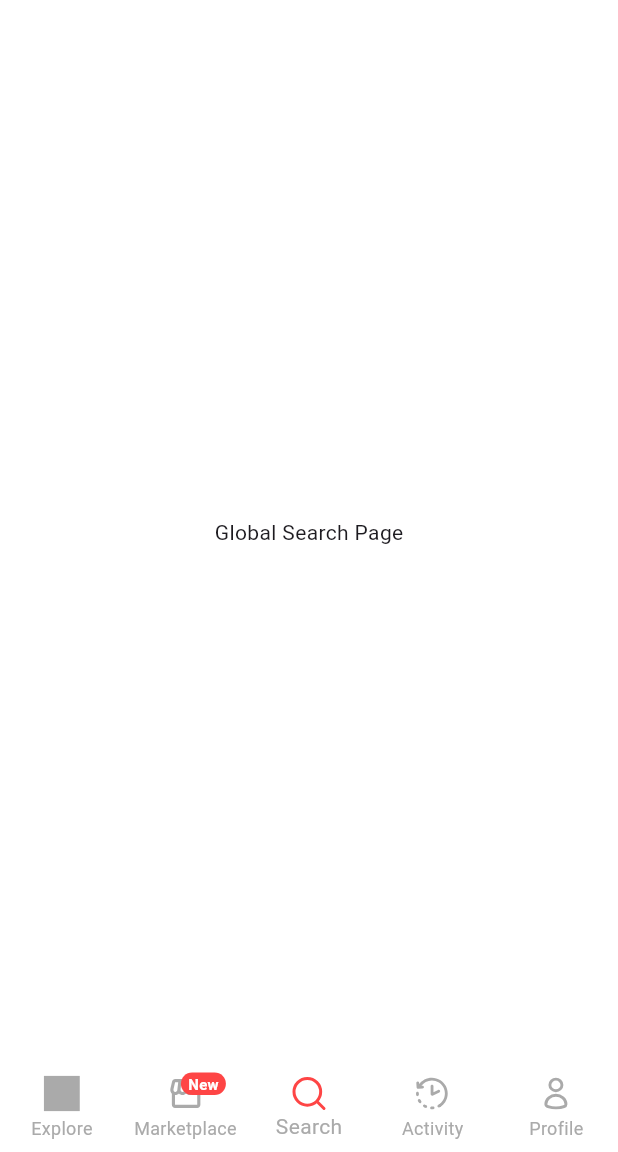
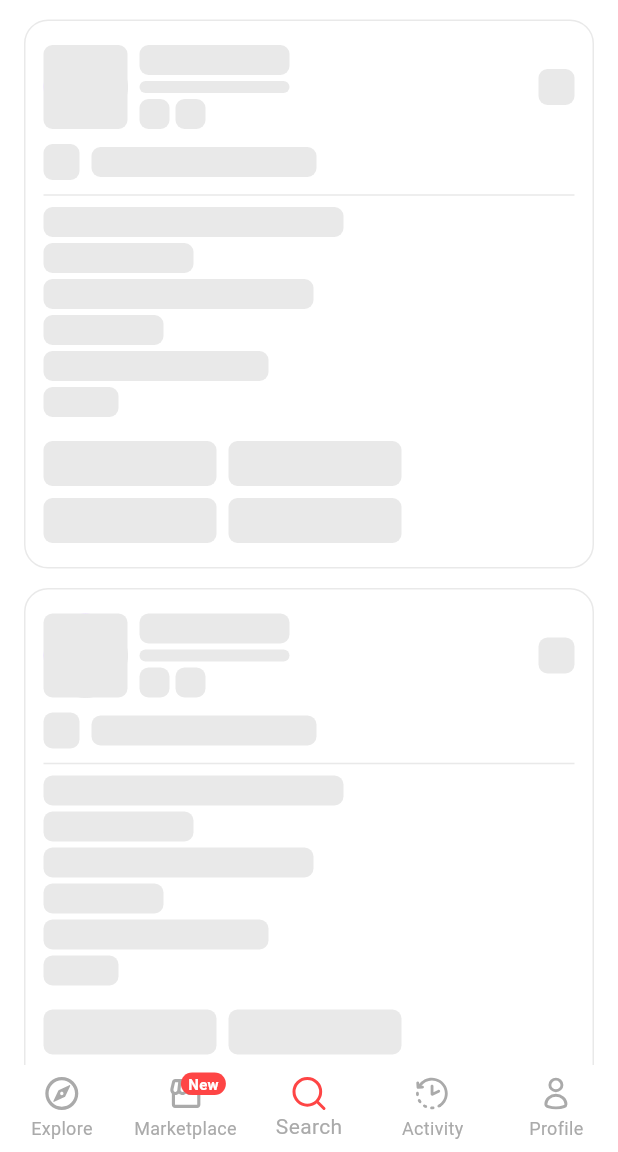
Before and after one commit to mrxdevs/quroz, a Flutter app: the screen it shows after launch, item 3 of the bottom bar chosen, on a phone screen of 412 x 824 dp, the part 84-1236 px from its top. Run offline on Flutter 3.47's test engine with Material 3 defaults, Android fonts, the phone set to English and light mode, and no system bars; drawn by our look-alikes of shimmer; our stand-ins replace dartz, dio, equatable, flutter_bloc, flutter_svg, get_it and 2 more; project files that could hold a hidden picture were left out.

Commit message:
[feature] Shimmer effect added on loading, also added Mock loading on explore, search, activity and profile

```diff
--- /dev/null
+++ b/lib/core/common/widgets/empty_page_mock.dart
@@ -0,0 +1,48 @@
+import 'package:flutter/material.dart';
+import 'package:quroz/core/common/widgets/no_data_widget.dart';
+import 'package:quroz/features/marketplace/presentation/widget/influencer_card_shimmer.dart';
+
+class EmptyPageMock extends StatefulWidget {
+  const EmptyPageMock({super.key});
+
+  @override
+  State<EmptyPageMock> createState() => _EmptyPageMockState();
+}
+
+class _EmptyPageMockState extends State<EmptyPageMock> {
+  bool _isLoading = true;
+
+  @override
+  void initState() {
+    super.initState();
+    _toggleLoading(false);
+  }
+
+  _toggleLoading(bool isLoading) async {
+    await Future.delayed(Duration(seconds: 2));
+    if (mounted) {
+      setState(() {
+        _isLoading = isLoading;
+      });
+    }
+  }
+
+  @override
+  Widget build(BuildContext context) {
+    return SingleChildScrollView(
+      child: Column(
+        mainAxisAlignment: MainAxisAlignment.center,
+        crossAxisAlignment: CrossAxisAlignment.center,
+        children: [
+          if (!_isLoading) Center(child: const NoDataWidget()),
+
+          if (_isLoading)
+            ...List.generate(
+              3,
+              (index) => const InfluencerCardWidgetShimmer(isExpanded: true),
+            ),
+        ],
+      ),
+    );
+  }
+}
--- /dev/null
+++ b/lib/core/common/widgets/no_data_widget.dart
@@ -0,0 +1,23 @@
+import 'package:flutter/material.dart';
+import 'package:quroz/core/assets/colors/app_colors.dart';
+
+class NoDataWidget extends StatelessWidget {
+  final String? msg;
+
+  const NoDataWidget({super.key, this.msg});
+
+  @override
+  Widget build(BuildContext context) {
+    return Padding(
+      padding: const EdgeInsets.only(top: 100),
+      child: Text(
+        msg ?? "Oh no! No data found",
+        style: TextStyle(
+          color: AppColors.grey,
+          fontSize: 14,
+          fontWeight: FontWeight.w400,
+        ),
+      ),
+    );
+  }
+}
--- /dev/null
+++ b/lib/core/common/widgets/shimmer_container.dart
@@ -0,0 +1,35 @@
+import 'package:flutter/material.dart';
+import 'package:quroz/core/assets/colors/app_colors.dart';
+import 'package:shimmer/shimmer.dart';
+
+class ShimmerContainer extends StatelessWidget {
+  final Widget? child;
+  final double? width;
+  final double? height;
+  final BorderRadius? borderRadius;
+
+  const ShimmerContainer({
+    super.key,
+    this.child,
+    this.width,
+    this.height,
+    this.borderRadius,
+  });
+
+  @override
+  Widget build(BuildContext context) {
+    return Shimmer.fromColors(
+      baseColor: AppColors.grey2,
+      highlightColor: AppColors.grey1,
+      child: Container(
+        width: width,
+        height: height,
+        decoration: BoxDecoration(
+          color: AppColors.grey2,
+          borderRadius: borderRadius ?? BorderRadius.circular(6),
+        ),
+        child: child,
+      ),
+    );
+  }
+}
--- a/lib/features/account/presentation/pages/account_page.dart
+++ b/lib/features/account/presentation/pages/account_page.dart
@@ -1,4 +1,5 @@
 import 'package:flutter/material.dart';
+import 'package:quroz/core/common/widgets/empty_page_mock.dart';
 
 class AccountPage extends StatelessWidget {
   const AccountPage({super.key});
@@ -8,7 +9,7 @@ class AccountPage extends StatelessWidget {
     return Scaffold(
       backgroundColor: Colors.white,
       appBar: AppBar(title: Text('Account')),
-      body: Center(child: Text('Account Page')),
+      body: EmptyPageMock(),
     );
   }
 }
--- a/lib/features/activity/presentation/pages/activity_page.dart
+++ b/lib/features/activity/presentation/pages/activity_page.dart
@@ -1,4 +1,5 @@
 import 'package:flutter/material.dart';
+import 'package:quroz/core/common/widgets/empty_page_mock.dart';
 
 class ActivityPage extends StatelessWidget {
   const ActivityPage({super.key});
@@ -8,7 +9,7 @@ class ActivityPage extends StatelessWidget {
     return Scaffold(
       backgroundColor: Colors.white,
       appBar: AppBar(title: Text('Activity')),
-      body: Center(child: Text('Activity Page')),
+      body: EmptyPageMock(),
     );
   }
 }
--- a/lib/features/explore/presentation/pages/explore_page.dart
+++ b/lib/features/explore/presentation/pages/explore_page.dart
@@ -1,4 +1,5 @@
 import 'package:flutter/material.dart';
+import 'package:quroz/core/common/widgets/empty_page_mock.dart';
 
 class ExplorePage extends StatelessWidget {
   const ExplorePage({super.key});
@@ -8,7 +9,7 @@ class ExplorePage extends StatelessWidget {
     return Scaffold(
       backgroundColor: Colors.white,
       appBar: AppBar(title: const Text('Explore')),
-      body: const Center(child: Text('Explore Page')),
+      body: EmptyPageMock(),
     );
   }
 }
--- a/lib/features/global_search/presentation/pages/global_search_page.dart
+++ b/lib/features/global_search/presentation/pages/global_search_page.dart
@@ -1,4 +1,5 @@
 import 'package:flutter/material.dart';
+import 'package:quroz/core/common/widgets/empty_page_mock.dart';
 
 class GlobalSearchPage extends StatelessWidget {
   const GlobalSearchPage({super.key});
@@ -8,7 +9,7 @@ class GlobalSearchPage extends StatelessWidget {
     return Scaffold(
       backgroundColor: Colors.white,
       appBar: AppBar(title: Text('Global Search')),
-      body: Center(child: Text('Global Search Page')),
+      body: EmptyPageMock(),
     );
   }
 }
--- a/lib/features/marketplace/presentation/pages/marketplace_page.dart
+++ b/lib/features/marketplace/presentation/pages/marketplace_page.dart
@@ -1,8 +1,10 @@
 import 'package:flutter/material.dart';
 import 'package:quroz/core/assets/colors/app_colors.dart';
 import 'package:quroz/core/assets/icons/app_icons.dart';
+import 'package:quroz/core/common/widgets/no_data_widget.dart';
 
 import 'package:quroz/core/common/widgets/svg_icon.dart';
+import 'package:quroz/features/marketplace/data/models/marketplace_item_model.dart';
 import 'package:quroz/features/marketplace/presentation/pages/influencer_details_page.dart';
 import 'package:quroz/features/marketplace/presentation/widget/influencer_card_widget.dart';
 import 'package:quroz/features/marketplace/presentation/widget/marketplace_filter_widget.dart';
@@ -20,6 +22,9 @@ class _MarketplacePageState extends State<MarketplacePage> {
   void initState() {
     super.initState();
   }
+
+  List<MarketplaceItemModel>? marketplaceItems;
+
 
   @override
   Widget build(BuildContext context) {
@@ -63,9 +68,8 @@ class _MarketplacePageState extends State<MarketplacePage> {
             MarketplaceSearchWidget(),
             MarketplaceFilterWidget(),
 
-            ...List.generate(
-              10,
-              (index) => GestureDetector(
+            ...marketplaceItems?.map(
+                  (item) => GestureDetector(
                     onTap: () {
                       Navigator.push(
                         context,
@@ -79,7 +83,8 @@ class _MarketplacePageState extends State<MarketplacePage> {
                       badge: "Highly Value",
                     ),
                   ),
-            ),
+                ) ??
+                [],
           ],
         ),
       ),
--- /dev/null
+++ b/lib/features/marketplace/presentation/widget/influencer_card_shimmer.dart
@@ -0,0 +1,139 @@
+import 'package:flutter/material.dart';
+import 'package:quroz/core/assets/colors/app_colors.dart';
+import 'package:quroz/core/assets/images/app_images.dart';
+import 'package:quroz/core/common/widgets/shimmer_container.dart'
+    show ShimmerContainer;
+
+class InfluencerCardWidgetShimmer extends StatefulWidget {
+  final bool? isExpanded;
+  final String? badge;
+
+  const InfluencerCardWidgetShimmer({super.key, this.isExpanded, this.badge});
+
+  @override
+  State<InfluencerCardWidgetShimmer> createState() =>
+      _InfluencerCardWidgetShimmerState();
+}
+
+class _InfluencerCardWidgetShimmerState
+    extends State<InfluencerCardWidgetShimmer> {
+  @override
+  Widget build(BuildContext context) {
+    return Container(
+      margin: const EdgeInsets.only(top: 13, left: 16, right: 16),
+      padding: const EdgeInsets.symmetric(vertical: 16, horizontal: 12),
+      decoration: BoxDecoration(
+        borderRadius: BorderRadius.circular(16),
+        // color: AppColors.grey1,
+        border: Border.all(color: AppColors.grey2, width: 1),
+      ),
+      child: Column(
+        children: [
+          //Profile Image title and verified icon UI
+          SizedBox(
+            height: 56,
+            child: Row(
+              children: [
+                ShimmerContainer(
+                  child: CircleAvatar(
+                    radius: 28,
+                    child: Image.asset(AppImages.profilePlaceholderImage),
+                  ),
+                ),
+                const SizedBox(width: 8),
+
+                Expanded(
+                  child: Column(
+                    crossAxisAlignment: CrossAxisAlignment.start,
+                    children: [
+                      ShimmerContainer(width: 100, height: 20),
+                      const SizedBox(height: 4),
+                      Expanded(child: ShimmerContainer(width: 100, height: 20)),
+                      const SizedBox(height: 4),
+                      Row(
+                        children: [
+                          ShimmerContainer(width: 20, height: 20),
+                          const SizedBox(width: 4),
+                          ShimmerContainer(width: 20, height: 20),
+                          const SizedBox(width: 4),
+                        ],
+                      ),
+                    ],
+                  ),
+                ),
+
+                ShimmerContainer(width: 24, height: 24),
+              ],
+            ),
+          ),
+          const SizedBox(height: 8),
+          // Looking for Description UI
+          SizedBox(
+            height: 28,
+            child: Row(
+              children: [
+                ShimmerContainer(width: 24, height: 24),
+                const SizedBox(width: 8),
+                ShimmerContainer(width: 150, height: 20),
+              ],
+            ),
+          ),
+
+          //Divider
+          const Divider(color: AppColors.grey2, thickness: 1),
+
+          //Description UI
+          SizedBox(
+            child: Row(
+              children: [
+                Column(
+                  crossAxisAlignment: CrossAxisAlignment.start,
+                  children: [
+                    ShimmerContainer(width: 200, height: 20),
+                    const SizedBox(height: 4),
+                    ShimmerContainer(width: 100, height: 20),
+                    const SizedBox(height: 4),
+                    ShimmerContainer(width: 180, height: 20),
+                    const SizedBox(height: 4),
+                    ShimmerContainer(width: 80, height: 20),
+                    const SizedBox(height: 4),
+                    ShimmerContainer(width: 150, height: 20),
+                    const SizedBox(height: 4),
+                    ShimmerContainer(width: 50, height: 20),
+                  ],
+                ),
+              ],
+            ),
+          ),
+
+          const SizedBox(height: 8),
+
+          //Location UI
+          if (widget.isExpanded ?? false)
+            Column(
+              children: [
+                const SizedBox(height: 8),
+                Row(
+                  children: [
+                    Expanded(child: ShimmerContainer(height: 30)),
+                    const SizedBox(width: 8),
+                    Expanded(child: ShimmerContainer(height: 30)),
+                    Spacer(),
+                  ],
+                ),
+                const SizedBox(height: 8),
+                Row(
+                  children: [
+                    Expanded(child: ShimmerContainer(height: 30)),
+                    const SizedBox(width: 8),
+                    Expanded(child: ShimmerContainer(height: 30)),
+                    Spacer(),
+                  ],
+                ),
+              ],
+            ),
+        ],
+      ),
+    );
+  }
+}
--- a/lib/features/marketplace/presentation/widget/influencer_card_widget.dart
+++ b/lib/features/marketplace/presentation/widget/influencer_card_widget.dart
@@ -3,6 +3,7 @@ import 'package:quroz/core/assets/colors/app_colors.dart';
 import 'package:quroz/core/assets/icons/app_icons.dart';
 import 'package:quroz/core/assets/images/app_images.dart';
 import 'package:quroz/core/common/widgets/svg_icon.dart';
+import 'package:shimmer/shimmer.dart';
 
 class InfluencerCardWidget extends StatefulWidget {
   final bool? isExpanded;
--- a/pubspec.yaml
+++ b/pubspec.yaml
@@ -24,11 +24,13 @@ dependencies:
 
   #State Management
   equatable: ^2.0.5
+  flutter_bloc: ^9.1.1
+  get_it: ^8.2.0
 
   #UI
   motion_toast: ^2.14.0
-  flutter_bloc: ^9.1.1
-  get_it: ^8.2.0
+  shimmer: ^3.0.0
+
 
 
 dev_dependencies:
```
Also changed, not shown: assets/icons/explore_icon.svg. Lines whose indentation alone changed are shown as unchanged.
